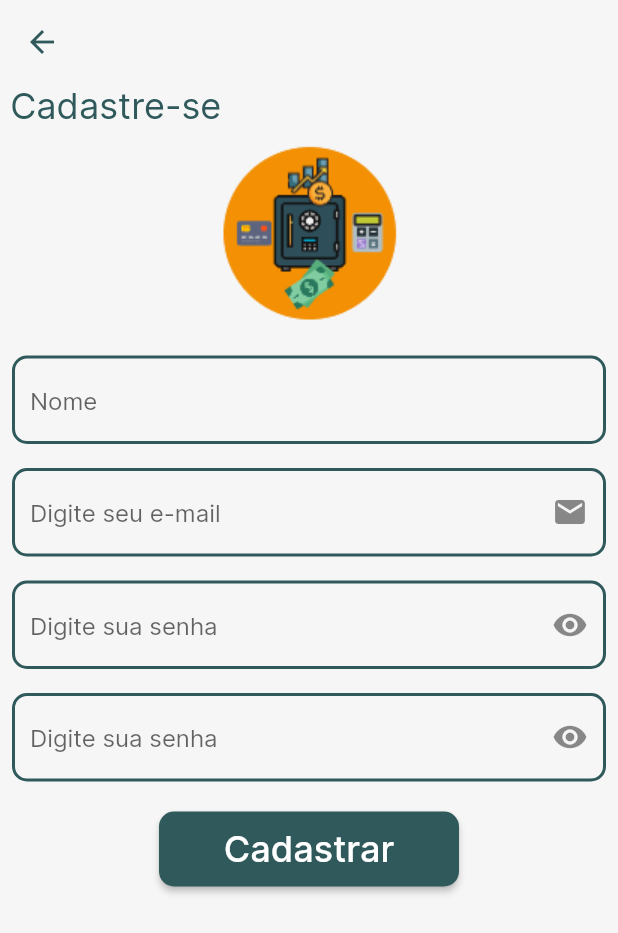
After one commit to proz-tecnologia/PIT01GP07, a Flutter app: the screen it shows after launch, after a tap on "Crie sua conta", on a phone screen of 412 x 824 dp. The commit adds this screen. Shown: the top 933 px of the screen. Run offline on Flutter 3.47's test engine with Material 2 defaults, Android fonts, the phone set to English and light mode, and no system bars; our stand-ins replace carousel_slider, smooth_page_indicator.

Commit message:
feat: Creating Login Screen and SignUp Screen (With basic navigation)

```diff
--- a/lib/design_system/styleapp.dart
+++ b/lib/design_system/styleapp.dart
@@ -1,5 +1,6 @@
 import 'package:flutter/material.dart';
-import 'package:teste/design_system/colors.dart';
+
+import 'colors.dart';
 
 class StyleApp {
   StyleApp._();
@@ -8,7 +9,15 @@ class StyleApp {
     spreadRadius: 2,
     blurRadius: 2,
   );
-  static const borderRadius = Radius.circular(10.0);
+  static const borderRadius = Radius.circular(20.0);
+  static BorderRadius buttonBorderRadius = BorderRadius.circular(10.0);
+  static OutlineInputBorder outlinedBorder = OutlineInputBorder(
+    borderRadius: StyleApp.buttonBorderRadius,
+    borderSide: const BorderSide(
+      color: AppColors.secondtextColor,
+      width: 2.0,
+    ),
+  );
 
   static const titleCardStyle = TextStyle(
       fontFamily: 'Inter',
--- a/lib/pages/homescreen/homescreen.dart
+++ b/lib/pages/homescreen/homescreen.dart
@@ -1,5 +1,6 @@
 import 'package:flutter/material.dart';
 import '../../widgets/bottom_bar/tab_bar.dart';
+
 import '../../widgets/cards_container/cards_container.dart';
 import '../../widgets/fab/fab.dart';
 import '../../widgets/option_cards/options_cards.dart';
--- /dev/null
+++ b/lib/pages/login/login.dart
@@ -0,0 +1,126 @@
+import 'package:flutter/material.dart';
+import 'package:teste/design_system/colors.dart';
+import 'package:teste/design_system/styleapp.dart';
+import 'package:teste/pages/homescreen/homescreen.dart';
+import 'package:teste/widgets/default_button/default_button.dart';
+
+import '../../widgets/login_with/login_with.dart';
+
+class LoginScreen extends StatefulWidget {
+  const LoginScreen({super.key});
+
+  @override
+  State<LoginScreen> createState() => _LoginScreenState();
+}
+
+class _LoginScreenState extends State<LoginScreen> {
+  final _formKey = GlobalKey<FormState>();
+  Icon icon = const Icon(Icons.visibility);
+  bool obscure = true;
+  @override
+  Widget build(BuildContext context) {
+    return Scaffold(
+      backgroundColor: AppColors.secondBackgroudColor,
+      body: SingleChildScrollView(
+        child: Form(
+          child: Column(
+            children: [
+              SizedBox(
+                height: MediaQuery.of(context).size.height * 0.24,
+              ),
+              Row(
+                mainAxisAlignment: MainAxisAlignment.start,
+                children: const [
+                  Text(
+                    ' Olá!',
+                    style: TextStyle(
+                      fontSize: 36,
+                      color: AppColors.secondtextColor,
+                    ),
+                  ),
+                ],
+              ),
+              Padding(
+                padding: const EdgeInsets.all(16.0),
+                child: TextFormField(
+                  validator: (value) {
+                    if (value!.isEmpty) {
+                      return 'E-mail obrigatório';
+                    }
+                    return null;
+                  },
+                  decoration: InputDecoration(
+                    enabledBorder: StyleApp.outlinedBorder,
+                    hintText: 'Digite seu e-mail',
+                    suffixIcon: const Icon(Icons.email),
+                  ),
+                ),
+              ),
+              Padding(
+                padding: const EdgeInsets.all(16.0),
+                child: TextFormField(
+                  validator: (value) {
+                    if (value != '123456') {
+                      return 'Senha incorreta, utilize a senha 123456';
+                    }
+                    return null;
+                  },
+                  obscureText: obscure,
+                  decoration: InputDecoration(
+                    enabledBorder: StyleApp.outlinedBorder,
+                    hintText: 'Digite sua senha',
+                    suffixIcon: IconButton(
+                      onPressed: () {
+                        setState(() {
+                          if (obscure) {
+                            icon = const Icon(Icons.visibility_off);
+                            obscure = false;
+                          } else {
+                            icon = const Icon(Icons.visibility);
+                            obscure = true;
+                          }
+                        });
+                      },
+                      icon: icon,
+                    ),
+                  ),
+                ),
+              ),
+              Padding(
+                padding: const EdgeInsets.all(12.0),
+                child: Row(
+                  mainAxisAlignment: MainAxisAlignment.end,
+                  children: [
+                    InkWell(
+                      onTap: () {},
+                      child: const Text(
+                        'Recuperar senha?',
+                        style: TextStyle(
+                            fontWeight: FontWeight.bold,
+                            color: AppColors.secondtextColor,
+                            fontSize: 16),
+                      ),
+                    )
+                  ],
+                ),
+              ),
+              DefaultButton(
+                title: "Entrar",
+                func: () {
+                  entrar();
+                },
+              ),
+              const LoginWith(),
+            ],
+          ),
+        ),
+      ),
+    );
+  }
+
+  void entrar() {
+    Navigator.of(context).push(MaterialPageRoute(
+      builder: (BuildContext context) => const HomeScreen(),
+    ));
+  }
+}
--- /dev/null
+++ b/lib/pages/sign_up/sign_up.dart
@@ -0,0 +1,163 @@
+import 'package:flutter/material.dart';
+import 'package:teste/design_system/colors.dart';
+import 'package:teste/widgets/default_button/default_button.dart';
+
+import '../../design_system/styleapp.dart';
+import '../../widgets/login_with/login_with.dart';
+
+class SignUp extends StatefulWidget {
+  const SignUp({super.key});
+
+  @override
+  State<SignUp> createState() => _SignUpState();
+}
+
+class _SignUpState extends State<SignUp> {
+  final _formKey = GlobalKey<FormState>();
+  Icon icon = const Icon(Icons.visibility);
+  Icon icon2 = const Icon(Icons.visibility);
+  bool obscure = true;
+  bool obscure2 = true;
+  @override
+  Widget build(BuildContext context) {
+    return Scaffold(
+        backgroundColor: AppColors.secondBackgroudColor,
+        appBar: AppBar(
+          backgroundColor: AppColors.secondBackgroudColor,
+          iconTheme: const IconThemeData(color: AppColors.secondtextColor),
+          elevation: 0.0,
+        ),
+        body: SingleChildScrollView(
+          child: Form(
+            child: Column(
+              children: [
+                Row(
+                  mainAxisAlignment: MainAxisAlignment.start,
+                  children: const [
+                    Text(
+                      ' Cadastre-se',
+                      style: TextStyle(
+                        fontSize: 24,
+                        color: AppColors.secondtextColor,
+                      ),
+                    ),
+                  ],
+                ),
+                const SizedBox(
+                  height: 4.0,
+                ),
+                Row(
+                  mainAxisAlignment: MainAxisAlignment.center,
+                  children: [
+                    Image.asset(
+                      'assets/images/logotipo.png',
+                    ),
+                  ],
+                ),
+                Padding(
+                  padding: const EdgeInsets.all(8.0),
+                  child: TextFormField(
+                    validator: (value) {
+                      if (value!.isEmpty) {
+                        return 'Nome obrigatório';
+                      }
+                      return null;
+                    },
+                    decoration: InputDecoration(
+                      enabledBorder: StyleApp.outlinedBorder,
+                      hintText: 'Nome',
+                    ),
+                  ),
+                ),
+                Padding(
+                  padding: const EdgeInsets.all(8.0),
+                  child: TextFormField(
+                    validator: (value) {
+                      if (value!.isEmpty) {
+                        return 'E-mail obrigatório';
+                      }
+                      return null;
+                    },
+                    decoration: InputDecoration(
+                      enabledBorder: StyleApp.outlinedBorder,
+                      hintText: 'Digite seu e-mail',
+                      suffixIcon: const Icon(Icons.email),
+                    ),
+                  ),
+                ),
+                Padding(
+                  padding: const EdgeInsets.all(8.0),
+                  child: TextFormField(
+                    validator: (value) {
+                      if (value != '123456') {
+                        return 'Senha incorreta, utilize a senha 123456';
+                      }
+                      return null;
+                    },
+                    obscureText: obscure,
+                    decoration: InputDecoration(
+                      enabledBorder: StyleApp.outlinedBorder,
+                      hintText: 'Digite sua senha',
+                      suffixIcon: IconButton(
+                        onPressed: () {
+                          setState(() {
+                            if (obscure) {
+                              icon = const Icon(Icons.visibility_off);
+                              obscure = false;
+                            } else {
+                              icon = const Icon(Icons.visibility);
+                              obscure = true;
+                            }
+                          });
+                        },
+                        icon: icon,
+                      ),
+                    ),
+                  ),
+                ),
+                Padding(
+                  padding: const EdgeInsets.all(8.0),
+                  child: TextFormField(
+                    validator: (value) {
+                      if (value != '123456') {
+                        return 'Senha incorreta, utilize a senha 123456';
+                      }
+                      return null;
+                    },
+                    obscureText: obscure2,
+                    decoration: InputDecoration(
+                      enabledBorder: StyleApp.outlinedBorder,
+                      hintText: 'Digite sua senha',
+                      suffixIcon: IconButton(
+                        onPressed: () {
+                          setState(() {
+                            if (obscure2) {
+                              icon2 = const Icon(Icons.visibility_off);
+                              obscure2 = false;
+                            } else {
+                              icon2 = const Icon(Icons.visibility);
+                              obscure2 = true;
+                            }
+                          });
+                        },
+                        icon: icon2,
+                      ),
+                    ),
+                  ),
+                ),
+                DefaultButton(
+                  title: "Cadastrar",
+                  func: () {
+                    cadastrar();
+                  },
+                ),
+              ],
+            ),
+          ),
+        ));
+  }
+
+  void cadastrar() {
+    Navigator.pop(context);
+  }
+}
--- a/lib/pages/splashscreen/splashscreen.dart
+++ b/lib/pages/splashscreen/splashscreen.dart
@@ -1,6 +1,5 @@
 import 'package:flutter/material.dart';
-
-import '../homescreen/homescreen.dart';
+import 'package:teste/pages/login/login.dart';
 
 class SplashScreen extends StatefulWidget {
   const SplashScreen({super.key});
@@ -15,7 +14,7 @@ class _SplashScreenState extends State<SplashScreen> {
     super.initState();
     Future.delayed(const Duration(seconds: 3)).then((value) {
       Navigator.of(context).pushReplacement(MaterialPageRoute(
-        builder: (BuildContext context) => const HomeScreen(),
+        builder: (BuildContext context) => const LoginScreen(),
       ));
     });
   }
--- /dev/null
+++ b/lib/widgets/default_button/default_button.dart
@@ -0,0 +1,38 @@
+import 'package:flutter/material.dart';
+import 'package:teste/design_system/colors.dart';
+import 'package:teste/design_system/styleapp.dart';
+
+// ignore: must_be_immutable
+class DefaultButton extends StatelessWidget {
+  late String title;
+
+  Function func;
+
+  DefaultButton({Key? key, required this.title, required this.func})
+      : super(key: key);
+
+  @override
+  Widget build(BuildContext context) {
+    return Padding(
+      padding: const EdgeInsets.all(12.0),
+      child: ElevatedButton(
+        onPressed: () {
+          func();
+        },
+        style: ElevatedButton.styleFrom(
+          minimumSize: const Size(200, 50),
+          backgroundColor: AppColors.secondtextColor,
+          shape:
+              RoundedRectangleBorder(borderRadius: StyleApp.buttonBorderRadius),
+        ),
+        child: Text(
+          title,
+          style: const TextStyle(
+            color: AppColors.primarytextColor,
+            fontSize: 24,
+          ),
+        ),
+      ),
+    );
+  }
+}
--- /dev/null
+++ b/lib/widgets/login_with/login_with.dart
@@ -0,0 +1,80 @@
+import 'package:flutter/material.dart';
+import 'package:teste/pages/sign_up/sign_up.dart';
+
+import '../../design_system/colors.dart';
+
+class LoginWith extends StatelessWidget {
+  const LoginWith({super.key});
+
+  @override
+  Widget build(BuildContext context) {
+    return Padding(
+      padding: const EdgeInsets.all(8.0),
+      child: Column(
+        children: [
+          Row(
+            mainAxisAlignment: MainAxisAlignment.spaceAround,
+            children: [
+              Container(
+                color: AppColors.secondtextColor,
+                height: 1.5,
+                width: MediaQuery.of(context).size.width * 0.32,
+              ),
+              const Text("Ou entrar com"),
+              Container(
+                color: AppColors.secondtextColor,
+                height: 1.5,
+                width: MediaQuery.of(context).size.width * 0.32,
+              ),
+            ],
+          ),
+          const SizedBox(
+            height: 16.0,
+          ),
+          Row(
+            mainAxisAlignment: MainAxisAlignment.center,
+            children: [
+              IconButton(
+                onPressed: () {},
+                icon: Image.asset(
+                  'assets/images/login_icons/facebook.png',
+                ),
+              ),
+              IconButton(
+                onPressed: () {},
+                icon: Image.asset(
+                  'assets/images/login_icons/google.png',
+                ),
+              )
+            ],
+          ),
+          const SizedBox(
+            height: 16.0,
+          ),
+          Row(
+            mainAxisAlignment: MainAxisAlignment.center,
+            children: [
+              const Text(
+                "Ainda não é cadastrado?",
+                style: TextStyle(color: AppColors.secondtextColor),
+              ),
+              InkWell(
+                onTap: () {
+                  Navigator.of(context).push(MaterialPageRoute(
+                    builder: (BuildContext context) => const SignUp(),
+                  ));
+                },
+                child: const Text(
+                  " Crie sua conta",
+                  style: TextStyle(
+                      color: AppColors.secondtextColor,
+                      fontWeight: FontWeight.bold),
+                ),
+              )
+            ],
+          )
+        ],
+      ),
+    );
+  }
+}
--- a/pubspec.yaml
+++ b/pubspec.yaml
@@ -36,6 +36,8 @@ flutter:
     - assets/images/logotipo.png
     - assets/images/credit_cards/
     - assets/images/bank_accounts/
+    - assets/images/login_icons/facebook.png
+    - assets/images/login_icons/google.png
 
   fonts:
     - family: Inter
```
Also changed, not shown: assets/images/login_icons/facebook.png (added), assets/images/login_icons/google.png (added).
